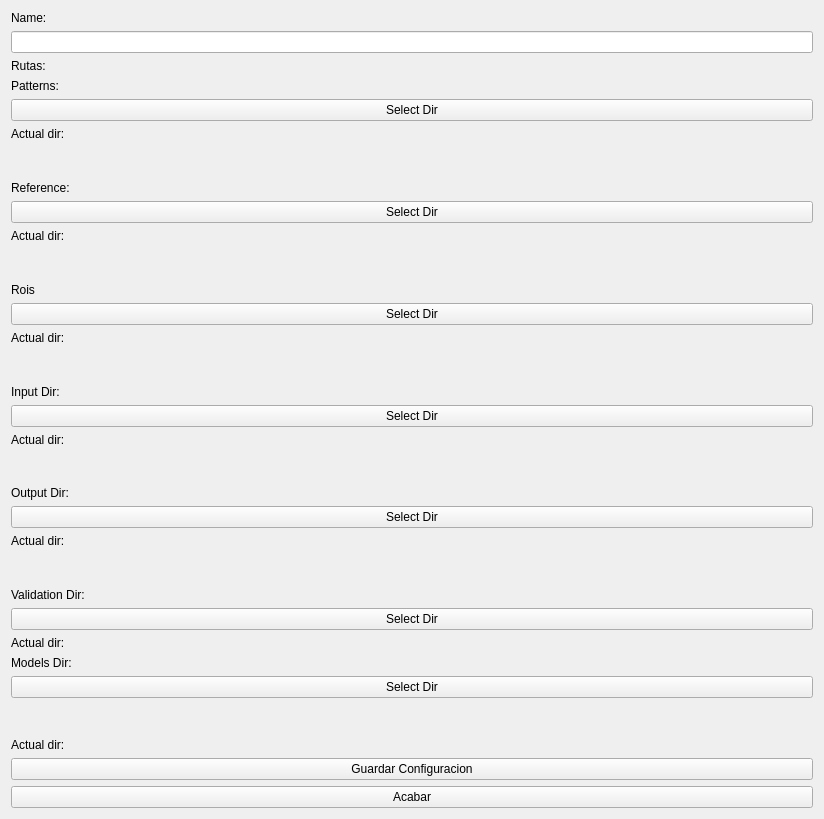
First picture: the form in src/GUI/newConfGUI.ui, repository MarcosOF02/NetworkManager, before the edit.
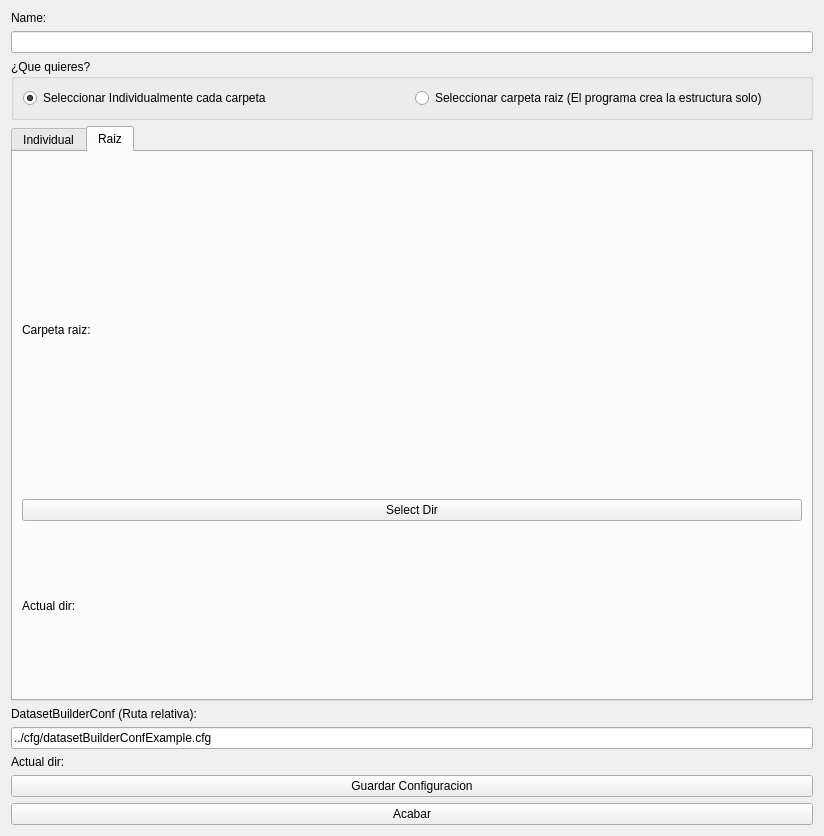
Second picture: the form after the edit. The open tabs and pages were chosen to show the change.

Commit message:
Añadido dataset builder
Se añadio dataset builder, con lo que se pueden crear recortes, rois y referencias.

What changed in the file:
```diff
--- a/src/GUI/newConfGUI.ui
+++ b/src/GUI/newConfGUI.ui
@@ -7,15 +7,15 @@
     <x>0</x>
     <y>0</y>
     <width>824</width>
-    <height>819</height>
+    <height>836</height>
    </rect>
   </property>
   <property name="windowTitle">
    <string>Form</string>
   </property>
   <layout class="QGridLayout" name="gridLayout_3">
-   <item row="0" column="0">
-    <layout class="QVBoxLayout" name="verticalLayout_3">
+   <item row="1" column="0">
+    <layout class="QVBoxLayout" name="verticalLayout_3" stretch="0,0,0,0,0,0,0,0,0">
      <item>
       <widget class="QLabel" name="label">
        <property name="text">
@@ -27,6 +27,66 @@
       <widget class="QLineEdit" name="lineEdit_name"/>
      </item>
      <item>
+      <widget class="QGroupBox" name="groupBox">
+       <property name="maximumSize">
+        <size>
+         <width>16777215</width>
+         <height>70</height>
+        </size>
+       </property>
+       <property name="title">
+        <string>¿Que quieres?</string>
+       </property>
+       <layout class="QHBoxLayout" name="horizontalLayout">
+        <item>
+         <widget class="QRadioButton" name="radioButton">
+          <property name="text">
+           <string>Seleccionar Individualmente cada carpeta</string>
+          </property>
+          <property name="checked">
+           <bool>true</bool>
+          </property>
+          <property name="autoExclusive">
+           <bool>true</bool>
+          </property>
+         </widget>
+        </item>
+        <item>
+         <widget class="QRadioButton" name="radioButton_2">
+          <property name="text">
+           <string>Seleccionar carpeta raiz (El programa crea la estructura solo)</string>
+          </property>
+          <property name="autoExclusive">
+           <bool>true</bool>
+          </property>
+         </widget>
+        </item>
+       </layout>
+      </widget>
+     </item>
+     <item>
+      <widget class="QTabWidget" name="tabWidget">
+       <property name="enabled">
+        <bool>true</bool>
+       </property>
+       <property name="minimumSize">
+        <size>
+         <width>0</width>
+         <height>550</height>
+        </size>
+       </property>
+       <property name="currentIndex">
+        <number>0</number>
+       </property>
+       <property name="usesScrollButtons">
+        <bool>true</bool>
+       </property>
+       <widget class="QWidget" name="tab">
+        <attribute name="title">
+         <string>Individual</string>
+        </attribute>
+        <layout class="QVBoxLayout" name="verticalLayout">
+         <item>
       <widget class="QLabel" name="label_4">
        <property name="styleSheet">
         <string notr="true">font: 18pt &quot;Ubuntu&quot;;</string>
@@ -68,7 +128,7 @@
        <property name="sizeHint" stdset="0">
         <size>
          <width>20</width>
-         <height>40</height>
+             <height>22</height>
         </size>
        </property>
       </spacer>
@@ -105,7 +165,7 @@
        <property name="sizeHint" stdset="0">
         <size>
          <width>20</width>
-         <height>40</height>
+             <height>22</height>
         </size>
        </property>
       </spacer>
@@ -142,7 +202,7 @@
        <property name="sizeHint" stdset="0">
         <size>
          <width>20</width>
-         <height>40</height>
+             <height>22</height>
         </size>
        </property>
       </spacer>
@@ -179,7 +239,7 @@
        <property name="sizeHint" stdset="0">
         <size>
          <width>20</width>
-         <height>40</height>
+             <height>22</height>
         </size>
        </property>
       </spacer>
@@ -216,7 +276,7 @@
        <property name="sizeHint" stdset="0">
         <size>
          <width>20</width>
-         <height>40</height>
+             <height>22</height>
         </size>
        </property>
       </spacer>
@@ -270,10 +330,65 @@
        <property name="sizeHint" stdset="0">
         <size>
          <width>20</width>
-         <height>40</height>
+             <height>22</height>
         </size>
        </property>
       </spacer>
+         </item>
+        </layout>
+       </widget>
+       <widget class="QWidget" name="tab_2">
+        <property name="enabled">
+         <bool>true</bool>
+        </property>
+        <attribute name="title">
+         <string>Raiz</string>
+        </attribute>
+        <layout class="QVBoxLayout" name="verticalLayout_2" stretch="2,3,1">
+         <property name="spacing">
+          <number>0</number>
+         </property>
+         <item>
+          <widget class="QLabel" name="label_7">
+           <property name="styleSheet">
+            <string notr="true">font: 18pt &quot;Ubuntu&quot;;</string>
+           </property>
+           <property name="text">
+            <string>Carpeta raiz:</string>
+           </property>
+          </widget>
+         </item>
+         <item>
+          <widget class="QPushButton" name="pushButton_root">
+           <property name="text">
+            <string>Select Dir</string>
+           </property>
+          </widget>
+         </item>
+         <item>
+          <widget class="QLabel" name="label_8">
+           <property name="text">
+            <string>Actual dir:</string>
+           </property>
+          </widget>
+         </item>
+        </layout>
+       </widget>
+      </widget>
+     </item>
+     <item>
+      <widget class="QLabel" name="label_6">
+       <property name="text">
+        <string>DatasetBuilderConf (Ruta relativa):</string>
+       </property>
+      </widget>
+     </item>
+     <item>
+      <widget class="QLineEdit" name="lineEdit">
+       <property name="text">
+        <string>../cfg/datasetBuilderConfExample.cfg</string>
+       </property>
+      </widget>
      </item>
      <item>
       <widget class="QLabel" name="label_3">
```
Lines whose indentation alone changed are shown as unchanged. The commit also changes 13 other files.
